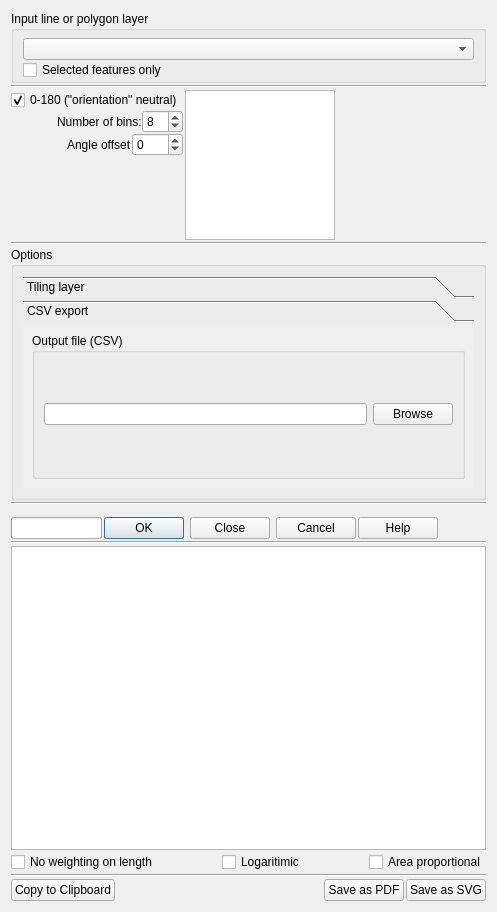
Above: linedirectionhistogram_dialog_base.ui from havatv/qgislinedirectionhistogramplugin before the change. Below: the same form after it.
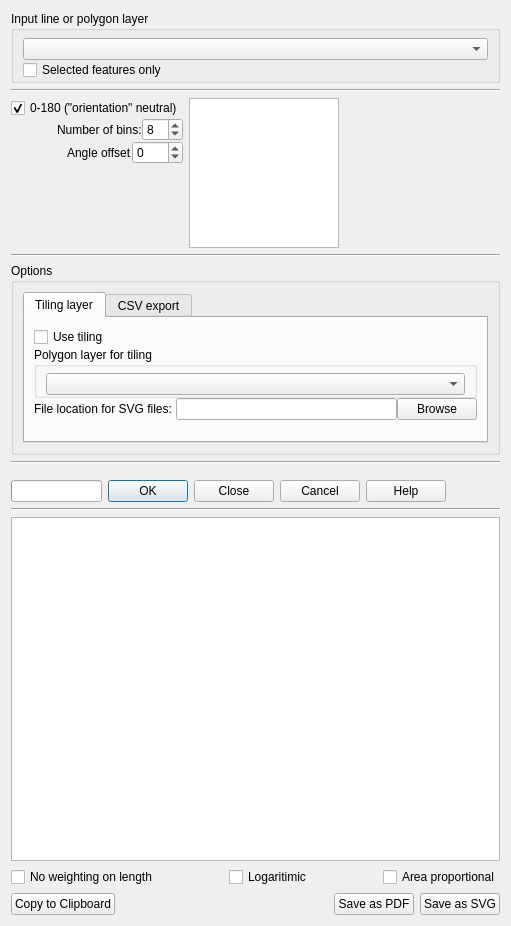
That is the form after the change. The open tabs and pages were chosen to show the change.

Commit message: User interface change from toolbox to tab for options

```diff
--- a/linedirectionhistogram_dialog_base.ui
+++ b/linedirectionhistogram_dialog_base.ui
@@ -6,8 +6,8 @@
    <rect>
     <x>0</x>
     <y>0</y>
-    <width>497</width>
-    <height>912</height>
+    <width>511</width>
+    <height>926</height>
    </rect>
   </property>
   <property name="windowTitle">
@@ -15,11 +15,6 @@
   </property>
   <layout class="QVBoxLayout" name="verticalLayout">
    <item>
-    <layout class="QVBoxLayout" name="verticalLayout_11">
-     <property name="spacing">
-      <number>2</number>
-     </property>
-     <item>
       <widget class="QGroupBox" name="groupBox">
        <property name="title">
         <string>Input line or polygon layer</string>
@@ -48,7 +43,7 @@
       </widget>
      </item>
      <item>
-      <widget class="Line" name="line_6">
+    <widget class="Line" name="line_5">
        <property name="orientation">
         <enum>Qt::Horizontal</enum>
        </property>
@@ -236,7 +231,7 @@
       </layout>
      </item>
      <item>
-      <widget class="Line" name="line_2">
+    <widget class="Line" name="line_3">
        <property name="orientation">
         <enum>Qt::Horizontal</enum>
        </property>
@@ -247,7 +242,7 @@
        <property name="sizePolicy">
         <sizepolicy hsizetype="Preferred" vsizetype="Preferred">
          <horstretch>0</horstretch>
-         <verstretch>1</verstretch>
+       <verstretch>0</verstretch>
         </sizepolicy>
        </property>
        <property name="title">
@@ -255,29 +250,21 @@
        </property>
        <layout class="QVBoxLayout" name="verticalLayout_9">
         <item>
-         <widget class="QToolBox" name="toolBox">
+       <widget class="QTabWidget" name="tabWidget">
           <property name="sizePolicy">
-           <sizepolicy hsizetype="Preferred" vsizetype="Preferred">
+         <sizepolicy hsizetype="Expanding" vsizetype="Preferred">
             <horstretch>0</horstretch>
             <verstretch>0</verstretch>
            </sizepolicy>
           </property>
-          <property name="tabSpacing">
-           <number>2</number>
-          </property>
-          <widget class="QWidget" name="page">
-           <property name="geometry">
-            <rect>
-             <x>0</x>
-             <y>0</y>
-             <width>451</width>
-             <height>135</height>
-            </rect>
-           </property>
-           <attribute name="label">
+        <property name="currentIndex">
+         <number>0</number>
+        </property>
+        <widget class="QWidget" name="tab1">
+         <attribute name="title">
             <string>Tiling layer</string>
            </attribute>
-           <layout class="QVBoxLayout" name="verticalLayout_6">
+         <layout class="QVBoxLayout" name="verticalLayout_5">
             <item>
              <layout class="QVBoxLayout" name="verticalLayout_8">
               <property name="spacing">
@@ -348,23 +335,29 @@
               </item>
              </layout>
             </item>
-           </layout>
-          </widget>
-          <widget class="QWidget" name="page_2">
-           <property name="geometry">
-            <rect>
-             <x>0</x>
-             <y>0</y>
-             <width>195</width>
-             <height>83</height>
-            </rect>
-           </property>
-           <attribute name="label">
+          <item>
+           <spacer name="verticalSpacer_4">
+            <property name="orientation">
+             <enum>Qt::Vertical</enum>
+            </property>
+            <property name="sizeHint" stdset="0">
+             <size>
+              <width>20</width>
+              <height>10</height>
+             </size>
+            </property>
+           </spacer>
+          </item>
+         </layout>
+         <zorder></zorder>
+         <zorder>useTilingCheckBox</zorder>
+         <zorder>verticalSpacer_4</zorder>
+        </widget>
+        <widget class="QWidget" name="tab_2">
+         <attribute name="title">
             <string>CSV export</string>
            </attribute>
-           <layout class="QVBoxLayout" name="verticalLayout_7">
-            <item>
-             <layout class="QVBoxLayout" name="verticalLayout_10">
+         <layout class="QVBoxLayout" name="verticalLayout_6">
               <item>
                <widget class="QGroupBox" name="groupBox_2">
                 <property name="title">
@@ -403,7 +396,18 @@
                 </layout>
                </widget>
               </item>
-             </layout>
+          <item>
+           <spacer name="verticalSpacer_3">
+            <property name="orientation">
+             <enum>Qt::Vertical</enum>
+            </property>
+            <property name="sizeHint" stdset="0">
+             <size>
+              <width>20</width>
+              <height>40</height>
+             </size>
+            </property>
+           </spacer>
             </item>
            </layout>
           </widget>
@@ -473,7 +477,7 @@
       </layout>
      </item>
      <item>
-      <widget class="Line" name="line_3">
+    <widget class="Line" name="line_2">
        <property name="orientation">
         <enum>Qt::Horizontal</enum>
        </property>
@@ -561,13 +565,6 @@
        </item>
       </layout>
      </item>
-     <item>
-      <widget class="Line" name="line_5">
-       <property name="orientation">
-        <enum>Qt::Horizontal</enum>
-       </property>
-      </widget>
-     </item>
      <item>
       <layout class="QHBoxLayout" name="horizontalLayout_9">
        <item>
@@ -609,8 +606,6 @@
           <string>Save as SVG</string>
          </property>
         </widget>
-       </item>
-      </layout>
      </item>
     </layout>
    </item>
```
Lines whose indentation alone changed are shown as unchanged.
